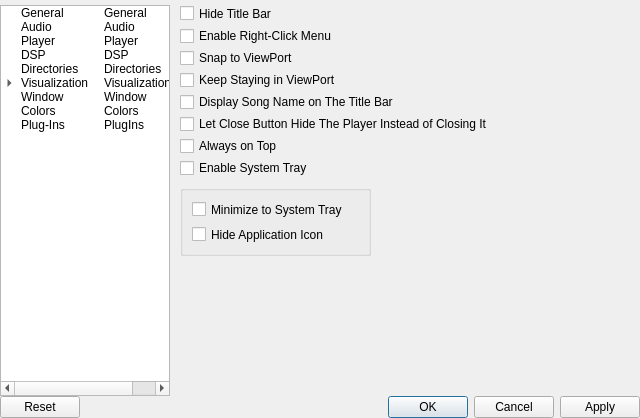
The window that ui/SetupWindow.ui (ModPlugPlayer/ModPlugPlayer) describes before a commit, drawn with Qt 5.
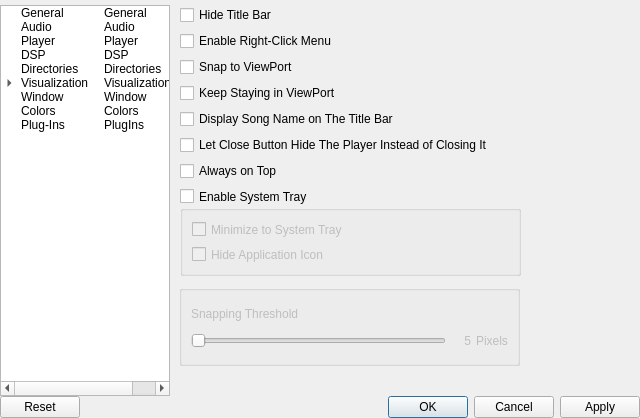
The same window after the commit. Icons and pictures are not drawn. Custom widgets are drawn as their Qt base class.

Commit message: Snapping threshold, always on top, keep in viewport and snap to viewport choices work on both setup window and menu.

Patch:
```diff
--- a/ui/SetupWindow.ui
+++ b/ui/SetupWindow.ui
@@ -3917,11 +3917,14 @@
          </widget>
          <widget class="QWidget" name="windowPage">
           <widget class="QGroupBox" name="groupBoxSystemTray">
+           <property name="enabled">
+            <bool>false</bool>
+           </property>
            <property name="geometry">
             <rect>
              <x>10</x>
-             <y>180</y>
-             <width>191</width>
+             <y>200</y>
+             <width>341</width>
              <height>71</height>
             </rect>
            </property>
@@ -3950,8 +3953,8 @@
             <rect>
              <x>10</x>
              <y>0</y>
-             <width>352</width>
-             <height>171</height>
+             <width>345</width>
+             <height>201</height>
             </rect>
            </property>
            <layout class="QVBoxLayout" name="verticalLayout_5">
@@ -4013,6 +4016,88 @@
             </item>
            </layout>
           </widget>
+          <widget class="QGroupBox" name="groupBoxSnappingThreshold">
+           <property name="enabled">
+            <bool>false</bool>
+           </property>
+           <property name="geometry">
+            <rect>
+             <x>9</x>
+             <y>280</y>
+             <width>341</width>
+             <height>81</height>
+            </rect>
+           </property>
+           <property name="title">
+            <string/>
+           </property>
+           <layout class="QGridLayout" name="gridLayout_4">
+            <property name="horizontalSpacing">
+             <number>5</number>
+            </property>
+            <item row="1" column="1">
+             <widget class="QLabel" name="snappingThresholdLabel">
+              <property name="sizePolicy">
+               <sizepolicy hsizetype="Fixed" vsizetype="Preferred">
+                <horstretch>0</horstretch>
+                <verstretch>0</verstretch>
+               </sizepolicy>
+              </property>
+              <property name="minimumSize">
+               <size>
+                <width>20</width>
+                <height>0</height>
+               </size>
+              </property>
+              <property name="text">
+               <string>5</string>
+              </property>
+              <property name="alignment">
+               <set>Qt::AlignRight|Qt::AlignTrailing|Qt::AlignVCenter</set>
+              </property>
+             </widget>
+            </item>
+            <item row="1" column="0">
+             <widget class="QSlider" name="snappingThreshold">
+              <property name="minimum">
+               <number>5</number>
+              </property>
+              <property name="maximum">
+               <number>250</number>
+              </property>
+              <property name="orientation">
+               <enum>Qt::Horizontal</enum>
+              </property>
+             </widget>
+            </item>
+            <item row="0" column="0">
+             <widget class="QLabel" name="label_80">
+              <property name="sizePolicy">
+               <sizepolicy hsizetype="Preferred" vsizetype="Fixed">
+                <horstretch>0</horstretch>
+                <verstretch>0</verstretch>
+               </sizepolicy>
+              </property>
+              <property name="maximumSize">
+               <size>
+                <width>16777215</width>
+                <height>15</height>
+               </size>
+              </property>
+              <property name="text">
+               <string>Snapping Threshold</string>
+              </property>
+             </widget>
+            </item>
+            <item row="1" column="2">
+             <widget class="QLabel" name="label_81">
+              <property name="text">
+               <string>Pixels</string>
+              </property>
+             </widget>
+            </item>
+           </layout>
+          </widget>
          </widget>
          <widget class="QWidget" name="visualizationPage"/>
          <widget class="QWidget" name="colorsPage"/>
```
Left out of the diff: 6 changed lines with no effect on the pictures. The commit also changes 10 other files.
